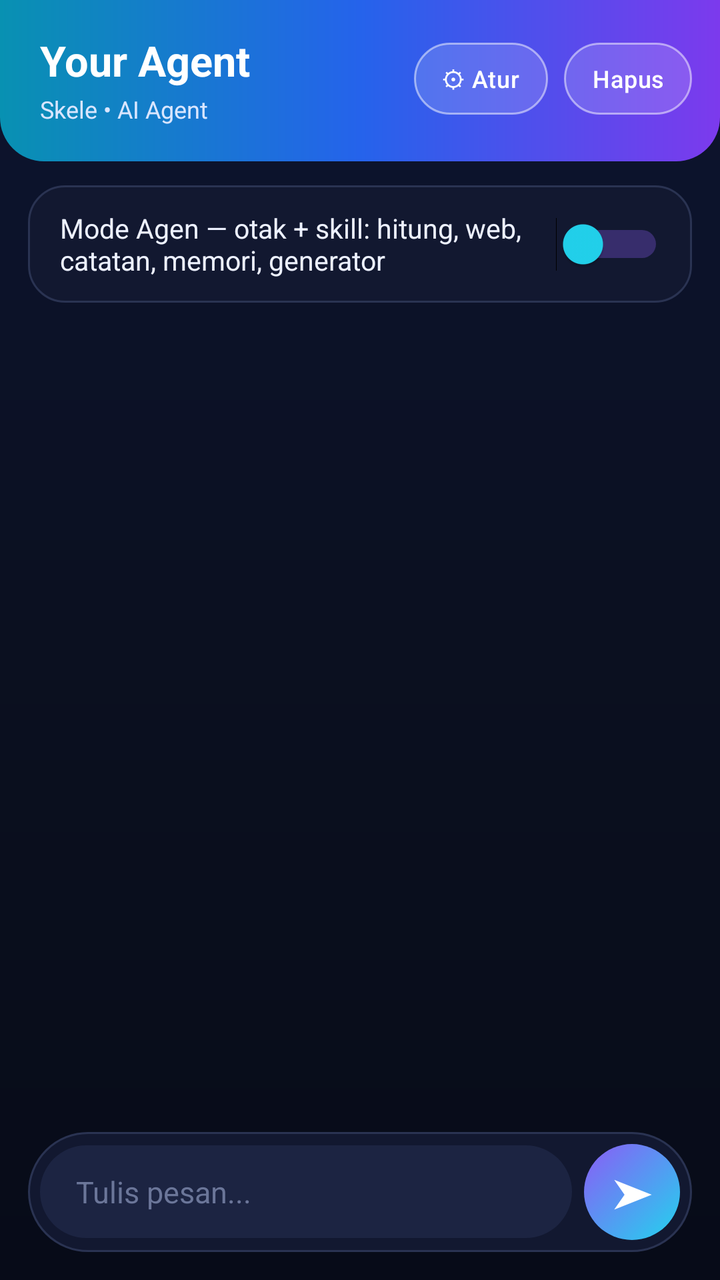
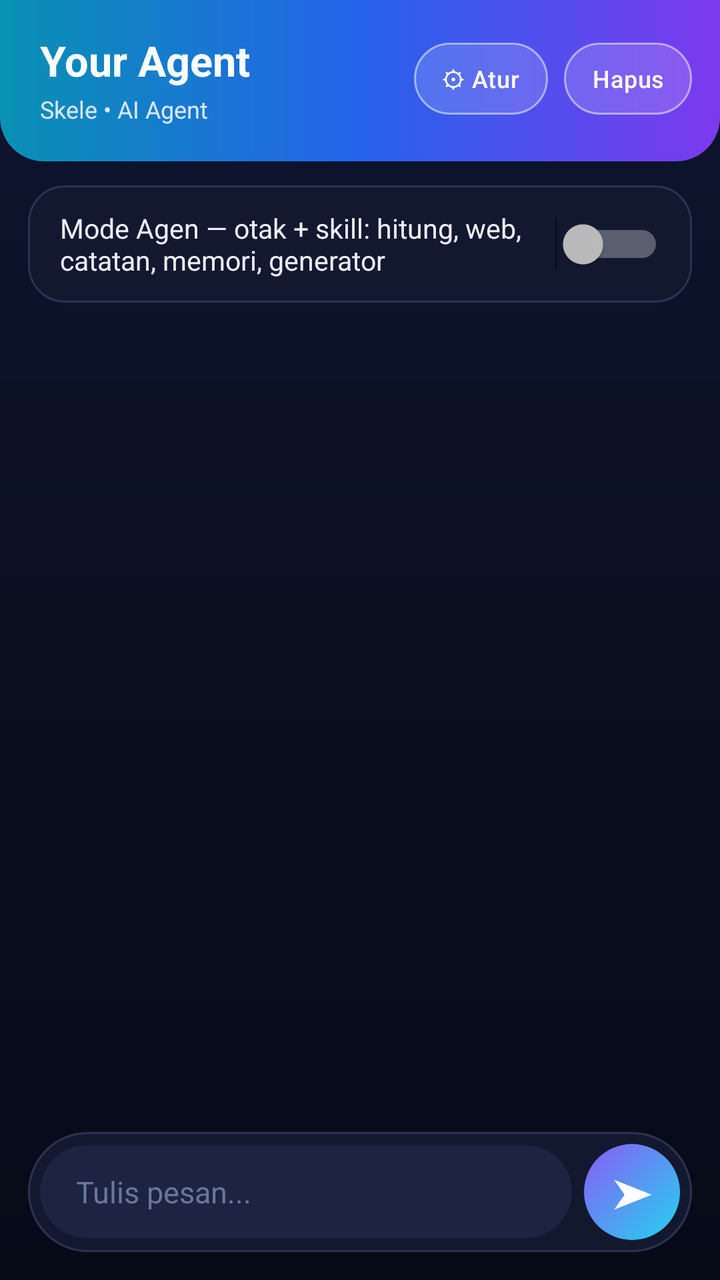

An Android layout rendered at two revisions. The XML below is the earlier revision; the diff shows what the commit changed to produce the second picture.
<!-- AndroidManifest.xml: application theme Theme.YourAgent -->
<!-- res/layout/activity_main.xml -->
<?xml version="1.0" encoding="utf-8"?>
<LinearLayout xmlns:android="http://schemas.android.com/apk/res/android"
    android:id="@+id/rootLayout"
    android:layout_width="match_parent"
    android:layout_height="match_parent"
    android:background="@drawable/bg_app"
    android:orientation="vertical">

    
    <LinearLayout
        android:layout_width="match_parent"
        android:layout_height="wrap_content"
        android:background="@drawable/bg_header"
        android:gravity="center_vertical"
        android:orientation="horizontal"
        android:paddingStart="20dp"
        android:paddingTop="16dp"
        android:paddingEnd="14dp"
        android:paddingBottom="18dp">

        <LinearLayout
            android:layout_width="0dp"
            android:layout_height="wrap_content"
            android:layout_weight="1"
            android:orientation="vertical">

            <TextView
                android:layout_width="wrap_content"
                android:layout_height="wrap_content"
                android:text="Your Agent"
                android:textColor="@color/text_on_gradient"
                android:textSize="21sp"
                android:textStyle="bold" />

            <TextView
                android:layout_width="wrap_content"
                android:layout_height="wrap_content"
                android:layout_marginTop="2dp"
                android:text="Skele • AI Agent"
                android:textColor="#D9E6FF"
                android:textSize="12sp" />
        </LinearLayout>

        <Button
            android:id="@+id/buttonSettings"
            style="@style/Widget.YourAgent.ChipButton"
            android:text="⚙ Atur" />

        <Button
            android:id="@+id/buttonClear"
            style="@style/Widget.YourAgent.ChipButton"
            android:layout_marginStart="8dp"
            android:text="Hapus" />
    </LinearLayout>

    
    <LinearLayout
        android:layout_width="match_parent"
        android:layout_height="wrap_content"
        android:layout_marginStart="14dp"
        android:layout_marginTop="12dp"
        android:layout_marginEnd="14dp"
        android:background="@drawable/bg_agent_bar"
        android:gravity="center_vertical"
        android:orientation="horizontal"
        android:paddingStart="6dp"
        android:paddingTop="4dp"
        android:paddingEnd="14dp"
        android:paddingBottom="4dp">

        <Switch
            android:id="@+id/switchAgent"
            android:layout_width="match_parent"
            android:layout_height="wrap_content"
            android:paddingStart="10dp"
            android:paddingTop="8dp"
            android:paddingBottom="8dp"
            android:text="Mode Agen — otak + skill: hitung, web, catatan, memori, generator"
            android:textColor="@color/text_primary"
            android:textSize="13.5sp"
            android:thumbTint="@color/accent_cyan"
            android:trackTint="@color/accent_violet" />
    </LinearLayout>

    
    <ScrollView
        android:id="@+id/scrollChat"
        android:layout_width="match_parent"
        android:layout_height="0dp"
        android:layout_weight="1"
        android:clipToPadding="false"
        android:paddingStart="16dp"
        android:paddingTop="14dp"
        android:paddingEnd="16dp"
        android:paddingBottom="10dp"
        android:scrollbars="none">

        <LinearLayout
            android:id="@+id/chatContainer"
            android:layout_width="match_parent"
            android:layout_height="wrap_content"
            android:orientation="vertical" />
    </ScrollView>

    
    <LinearLayout
        android:layout_width="match_parent"
        android:layout_height="wrap_content"
        android:layout_marginStart="14dp"
        android:layout_marginEnd="14dp"
        android:layout_marginBottom="14dp"
        android:background="@drawable/bg_input_bar"
        android:gravity="center_vertical"
        android:orientation="horizontal"
        android:padding="6dp">

        <EditText
            android:id="@+id/editMessage"
            android:layout_width="0dp"
            android:layout_height="wrap_content"
            android:layout_marginEnd="6dp"
            android:layout_weight="1"
            android:background="@drawable/bg_edit_pill"
            android:hint="Tulis pesan..."
            android:imeOptions="actionSend"
            android:inputType="textMultiLine|textCapSentences"
            android:maxLines="4"
            android:paddingStart="18dp"
            android:paddingTop="13dp"
            android:paddingEnd="18dp"
            android:paddingBottom="13dp"
            android:textColor="@color/text_primary"
            android:textColorHint="@color/text_hint"
            android:textSize="15sp" />

        <Button
            android:id="@+id/buttonSend"
            style="@style/Widget.YourAgent.SendButton"
            android:text="➤" />
    </LinearLayout>

</LinearLayout>
<!-- resources referenced by this layout -->
<resources>
  <color name="accent_cyan">#22D3EE</color>
  <color name="accent_violet">#8B5CF6</color>
  <color name="text_hint">#6B7699</color>
  <color name="text_on_gradient">#FFFFFF</color>
  <color name="text_primary">#EDF1FF</color>
  <!-- drawable bg_agent_bar (drawable) -->
  <?xml version="1.0" encoding="utf-8"?>
  <shape xmlns:android="http://schemas.android.com/apk/res/android"
      android:shape="rectangle">
      <corners android:radius="18dp" />
      <solid android:color="#121830" />
      <stroke
          android:width="1dp"
          android:color="#2A3352" />
  </shape>
  <!-- drawable bg_app (drawable) -->
  <?xml version="1.0" encoding="utf-8"?>
  <shape xmlns:android="http://schemas.android.com/apk/res/android"
      android:shape="rectangle">
      <gradient
          android:angle="270"
          android:startColor="#0D1430"
          android:centerColor="#0B1020"
          android:endColor="#070B18"
          android:type="linear" />
  </shape>
  <!-- drawable bg_edit_pill (drawable) -->
  <?xml version="1.0" encoding="utf-8"?>
  <shape xmlns:android="http://schemas.android.com/apk/res/android"
      android:shape="rectangle">
      <corners android:radius="24dp" />
      <solid android:color="#1C2442" />
  </shape>
  <!-- drawable bg_header (drawable) -->
  <?xml version="1.0" encoding="utf-8"?>
  <shape xmlns:android="http://schemas.android.com/apk/res/android"
      android:shape="rectangle">
      <gradient
          android:angle="0"
          android:startColor="#0891B2"
          android:centerColor="#2563EB"
          android:endColor="#7C3AED"
          android:type="linear" />
      <corners
          android:bottomLeftRadius="22dp"
          android:bottomRightRadius="22dp" />
  </shape>
  <!-- drawable bg_input_bar (drawable) -->
  <?xml version="1.0" encoding="utf-8"?>
  <shape xmlns:android="http://schemas.android.com/apk/res/android"
      android:shape="rectangle">
      <corners android:radius="30dp" />
      <solid android:color="#121830" />
      <stroke
          android:width="1dp"
          android:color="#2A3352" />
  </shape>
  <style name="Widget.YourAgent.ChipButton" parent="Widget.AppCompat.Button.Borderless">
          <item name="android:layout_width">wrap_content</item>
          <item name="android:layout_height">36dp</item>
          <item name="android:minWidth">0dp</item>
          <item name="android:minHeight">0dp</item>
          <item name="android:paddingStart">14dp</item>
          <item name="android:paddingEnd">14dp</item>
          <item name="android:background">@drawable/bg_chip_header</item>
          <item name="android:textColor">@color/text_on_gradient</item>
          <item name="android:textSize">12sp</item>
          <item name="android:textAllCaps">false</item>
          <item name="android:letterSpacing">0.02</item>
      </style>
  <style name="Widget.YourAgent.SendButton" parent="Widget.AppCompat.Button.Borderless">
          <item name="android:layout_width">48dp</item>
          <item name="android:layout_height">48dp</item>
          <item name="android:minWidth">0dp</item>
          <item name="android:minHeight">0dp</item>
          <item name="android:padding">0dp</item>
          <item name="android:background">@drawable/btn_send</item>
          <item name="android:textColor">@color/text_on_gradient</item>
          <item name="android:textSize">19sp</item>
          <item name="android:textStyle">bold</item>
          <item name="android:textAllCaps">false</item>
      </style>
  <style name="Theme.YourAgent" parent="Theme.AppCompat.NoActionBar">
          <item name="colorPrimary">@color/accent_cyan</item>
          <item name="colorAccent">@color/accent_violet</item>
          <item name="android:windowBackground">@color/bg_navy_deep</item>
          <item name="android:statusBarColor">@color/bg_navy_deep</item>
          <item name="android:navigationBarColor">@color/bg_navy_deep</item>
      </style>
  <color name="bg_navy_deep">#070B18</color>
  <!-- unchanged entries left out for length: 2 -->
</resources>

<!-- the commit's change to res/layout/activity_main.xml (unified diff, before → after) -->
@@ -55,6 +55,7 @@
 
     
     <LinearLayout
+        android:id="@+id/agentBar"
         android:layout_width="match_parent"
         android:layout_height="wrap_content"
         android:layout_marginStart="14dp"
@@ -70,16 +71,24 @@
 
         <Switch
             android:id="@+id/switchAgent"
-            android:layout_width="match_parent"
+            android:layout_width="wrap_content"
             android:layout_height="wrap_content"
             android:paddingStart="10dp"
             android:paddingTop="8dp"
             android:paddingBottom="8dp"
             android:text="Mode Agen — otak + skill: hitung, web, catatan, memori, generator"
             android:textColor="@color/text_primary"
-            android:textSize="13.5sp"
-            android:thumbTint="@color/accent_cyan"
-            android:trackTint="@color/accent_violet" />
+            android:textSize="13.5sp" />
+
+        <TextView
+            android:id="@+id/textAgentStatus"
+            android:layout_width="0dp"
+            android:layout_height="wrap_content"
+            android:layout_weight="1"
+            android:gravity="end"
+            android:text="● MATI"
+            android:textSize="12sp"
+            android:textStyle="bold" />
     </LinearLayout>
 
     
